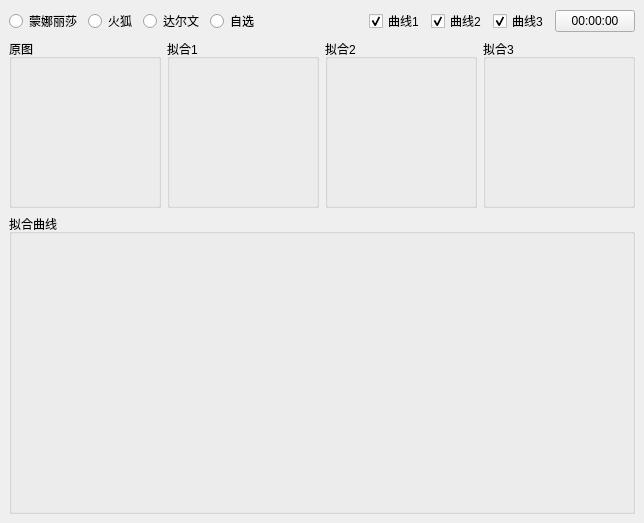
First picture: the form in src/triapprox/ui/gui_ui.ui, repository Neo-513/python-algolab, before the edit.
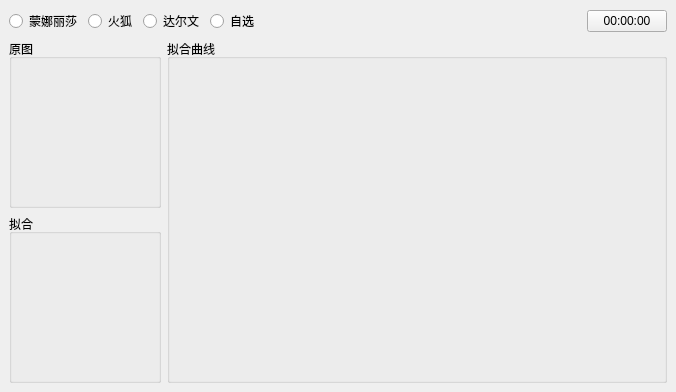
Second picture: the form after the edit.

```diff
--- a/src/triapprox/ui/gui_ui.ui
+++ b/src/triapprox/ui/gui_ui.ui
@@ -6,8 +6,8 @@
    <rect>
     <x>0</x>
     <y>0</y>
-    <width>630</width>
-    <height>521</height>
+    <width>676</width>
+    <height>388</height>
    </rect>
   </property>
   <property name="windowTitle">
@@ -16,6 +16,8 @@
   <widget class="QWidget" name="centralwidget">
    <layout class="QVBoxLayout" name="verticalLayout">
     <item>
+     <layout class="QVBoxLayout" name="verticalLayout_panel">
+      <item>
      <layout class="QHBoxLayout" name="horizontalLayout_panel">
       <item>
        <widget class="QFrame" name="frame_radio">
@@ -91,45 +93,6 @@
         </property>
        </spacer>
       </item>
-      <item>
-       <widget class="QCheckBox" name="checkBox_0">
-        <property name="cursor">
-         <cursorShape>PointingHandCursor</cursorShape>
-        </property>
-        <property name="text">
-         <string>曲线1</string>
-        </property>
-        <property name="checked">
-         <bool>true</bool>
-        </property>
-       </widget>
-      </item>
-      <item>
-       <widget class="QCheckBox" name="checkBox_1">
-        <property name="cursor">
-         <cursorShape>PointingHandCursor</cursorShape>
-        </property>
-        <property name="text">
-         <string>曲线2</string>
-        </property>
-        <property name="checked">
-         <bool>true</bool>
-        </property>
-       </widget>
-      </item>
-      <item>
-       <widget class="QCheckBox" name="checkBox_2">
-        <property name="cursor">
-         <cursorShape>PointingHandCursor</cursorShape>
-        </property>
-        <property name="text">
-         <string>曲线3</string>
-        </property>
-        <property name="checked">
-         <bool>true</bool>
-        </property>
-       </widget>
-      </item>
       <item>
        <widget class="QPushButton" name="pushButton">
         <property name="text">
@@ -139,9 +102,13 @@
       </item>
      </layout>
     </item>
+     </layout>
+    </item>
     <item>
      <layout class="QHBoxLayout" name="horizontalLayout_canvas">
       <item>
+       <layout class="QVBoxLayout" name="verticalLayout_canvas">
+        <item>
        <widget class="QGroupBox" name="groupBox_ref">
         <property name="title">
          <string>原图</string>
@@ -161,51 +128,13 @@
        </widget>
       </item>
       <item>
-       <widget class="QGroupBox" name="groupBox_approx0">
+         <widget class="QGroupBox" name="groupBox_approx">
         <property name="title">
-         <string>拟合1</string>
-        </property>
-        <layout class="QGridLayout" name="gridLayout_approx0">
+           <string>拟合</string>
+          </property>
+          <layout class="QGridLayout" name="gridLayout_approx">
          <item row="0" column="0">
-          <widget class="QLabel" name="label_approx0">
-           <property name="minimumSize">
-            <size>
-             <width>128</width>
-             <height>128</height>
-            </size>
-           </property>
-          </widget>
-         </item>
-        </layout>
-       </widget>
-      </item>
-      <item>
-       <widget class="QGroupBox" name="groupBox_approx1">
-        <property name="title">
-         <string>拟合2</string>
-        </property>
-        <layout class="QGridLayout" name="gridLayout_approx1">
-         <item row="0" column="0">
-          <widget class="QLabel" name="label_approx1">
-           <property name="minimumSize">
-            <size>
-             <width>128</width>
-             <height>128</height>
-            </size>
-           </property>
-          </widget>
-         </item>
-        </layout>
-       </widget>
-      </item>
-      <item>
-       <widget class="QGroupBox" name="groupBox_approx2">
-        <property name="title">
-         <string>拟合3</string>
-        </property>
-        <layout class="QGridLayout" name="gridLayout_approx2">
-         <item row="0" column="0">
-          <widget class="QLabel" name="label_approx2">
+            <widget class="QLabel" name="label_approx">
            <property name="minimumSize">
             <size>
              <width>128</width>
@@ -223,8 +152,8 @@
      <widget class="QGroupBox" name="groupBox_plot">
       <property name="minimumSize">
        <size>
-        <width>0</width>
-        <height>300</height>
+          <width>500</width>
+          <height>0</height>
        </size>
       </property>
       <property name="title">
@@ -232,6 +161,8 @@
       </property>
       <layout class="QGridLayout" name="gridLayout_plot"/>
      </widget>
+      </item>
+     </layout>
     </item>
    </layout>
   </widget>
```
Left out of the diff: 4 changed lines with no effect on the pictures. Lines whose indentation alone changed are shown as unchanged.
